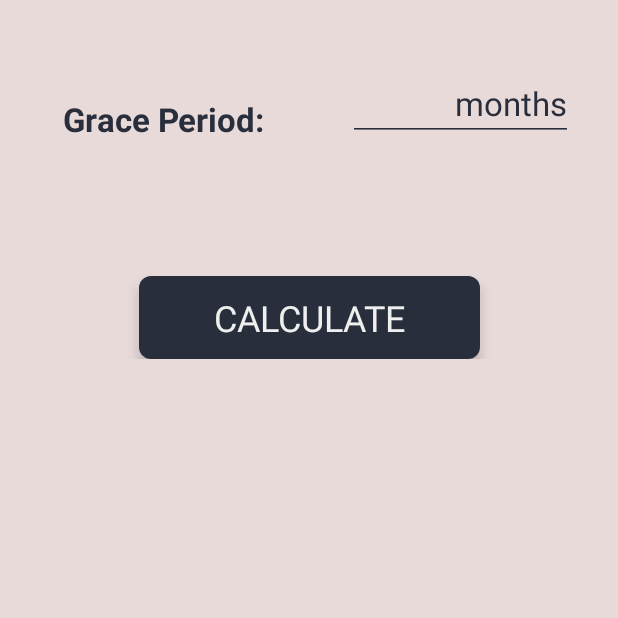
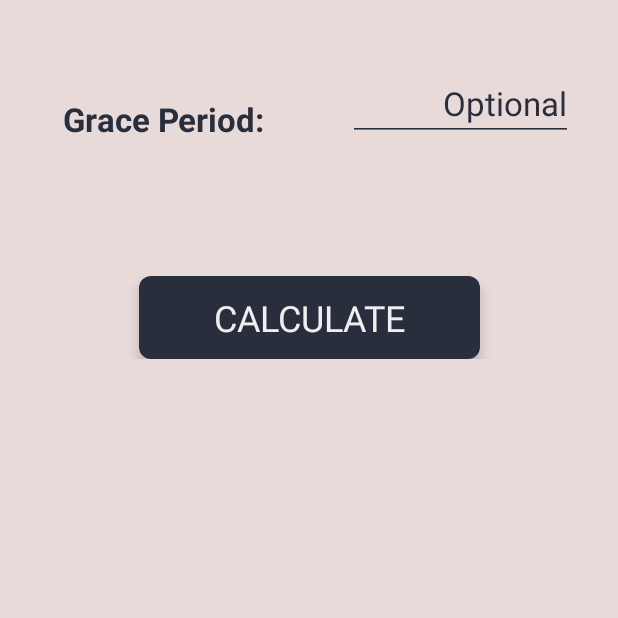
Before and after one commit to r-khvstnv/Loan_calculator, an Android app: the screen it shows after launch (CreditDetail), after a tap on "Annuity", on a phone screen of 412 x 824 dp, the part 543-1161 px from its top. Run offline under Robolectric (Android 15) with nearby library versions, the phone set to English and light mode, and no system bars; our stand-ins replace AdMob; 3 statements that could not run were skipped.

Commit message:
Final Release version 1.0

```diff
--- a/app/src/main/java/com/rssll971/loancalculator/CreditDetail.kt
+++ b/app/src/main/java/com/rssll971/loancalculator/CreditDetail.kt
@@ -278,9 +278,9 @@ class CreditDetail : AppCompatActivity() {
         val interestAll = totalItem.getInterestInMonth()
         val generalMonthAmountAll = totalItem.getGeneralAmountInMonth()
 
-        binding.tvTotalMainMonthAmount.text = String.format("%.2f", mainMonthAmountAll)
-        binding.tvTotalInterestInMonth.text = String.format("%.2f", interestAll)
-        binding.tvTotalGeneralAmountInMonth.text = String.format("%.2f", generalMonthAmountAll)
+        binding.tvTotalMainMonthAmount.text = String.format("%,.2f", mainMonthAmountAll)
+        binding.tvTotalInterestInMonth.text = String.format("%,.2f", interestAll)
+        binding.tvTotalGeneralAmountInMonth.text = String.format("%,.2f", generalMonthAmountAll)
 
         //ограничеваем максимальный размер rv если элементов больше 18
         if (resultList.size > 18){
--- a/app/src/main/res/layout/activity_credit_detail.xml
+++ b/app/src/main/res/layout/activity_credit_detail.xml
@@ -174,7 +174,7 @@
             app:layout_constraintTop_toBottomOf="@id/tv_period"
             android:backgroundTint="@color/myDarkBlue_GoldTransparent"
             android:ems="10"
-            android:hint="@string/st_months_hint"
+            android:hint="@string/st_optional_hint"
             android:inputType="numberSigned"
             android:textAlignment="textEnd"
             android:textColor="@color/myDarkBlue_GoldTransparent"
@@ -366,7 +366,7 @@
                     />
                 <TextView
                     android:layout_width="0dp"
-                    android:layout_weight="2"
+                    android:layout_weight="1.5"
                     android:layout_height="wrap_content"
                     tools:text="0"
                     android:textAlignment="textEnd"
--- a/app/src/main/res/layout/activity_main.xml
+++ b/app/src/main/res/layout/activity_main.xml
@@ -28,7 +28,7 @@
 
     <LinearLayout
         android:id="@+id/ll_annuity"
-        android:layout_width="320dp"
+        android:layout_width="340dp"
         android:layout_height="170dp"
         android:layout_marginTop="50dp"
         app:layout_constraintLeft_toLeftOf="parent"
--- a/app/src/main/res/layout/item_month_info.xml
+++ b/app/src/main/res/layout/item_month_info.xml
@@ -61,6 +61,7 @@
         android:layout_weight="2"
         android:layout_height="wrap_content"
         android:layout_marginStart="2dp"
+        android:layout_marginEnd="5dp"
         tools:text="1234567890"
         android:textAlignment="textEnd"
         android:textColor="@color/myDarkBlue_GoldTransparent"
--- a/app/src/main/res/values/dimensions.xml
+++ b/app/src/main/res/values/dimensions.xml
@@ -3,7 +3,7 @@
     <dimen name="dim_et_gap">40dp</dimen>
     <dimen name="dim_titles_width">150dp</dimen>
     <dimen name="dim_edit_text_width">150dp</dimen>
-    <dimen name="dim_item_text_size">14sp</dimen>
+    <dimen name="dim_item_text_size">12sp</dimen>
     <dimen name="dim_item_title_text_size">16sp</dimen>
     <dimen name="dim_item_width">90dp</dimen>
     <dimen name="dim_item_month_width">40dp</dimen>
--- a/app/src/main/res/values/strings.xml
+++ b/app/src/main/res/values/strings.xml
@@ -25,6 +25,7 @@
     <string name="st_annual_percentage">Interest:</string>
     <string name="st_period">Period:</string>
     <string name="st_months_hint">months</string>
+    <string name="st_optional_hint">Optional</string>
     <string name="st_grace_period">Grace Period:</string>
     <string name="st_calculate">Calculate</string>
     <string name="st_add_data">Enter the missing data</string>
```
Also changed, not shown: app/src/main/java/com/rssll971/loancalculator/MonthResultAdapter.kt (+4 -4 lines), 1 other file.
